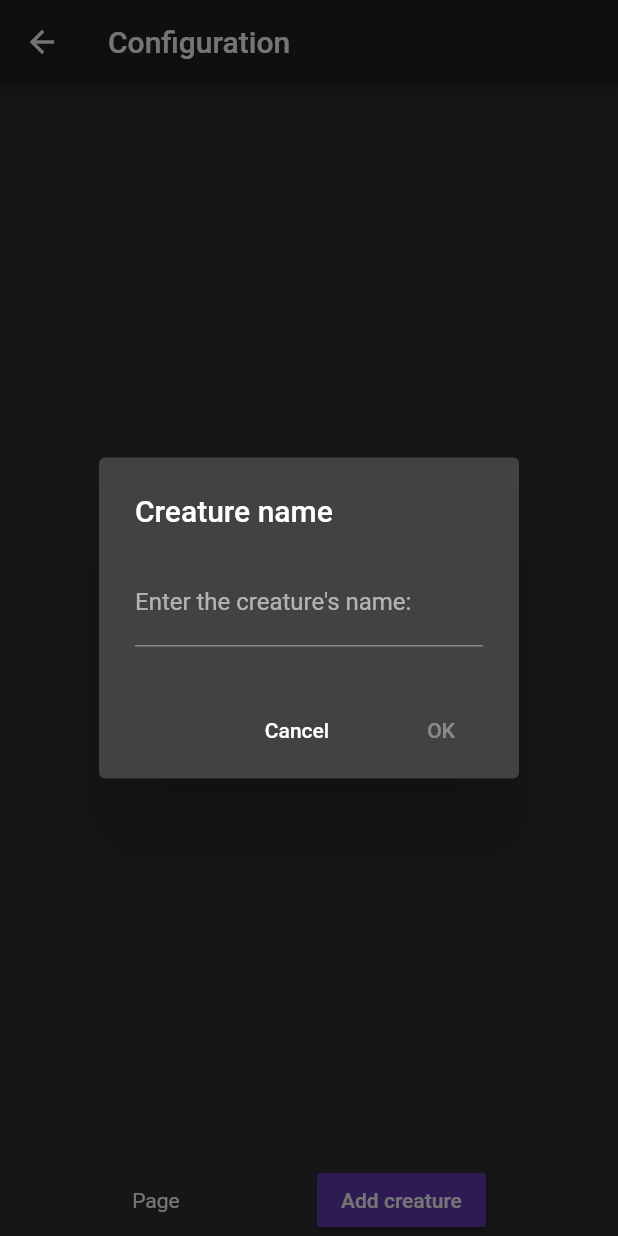
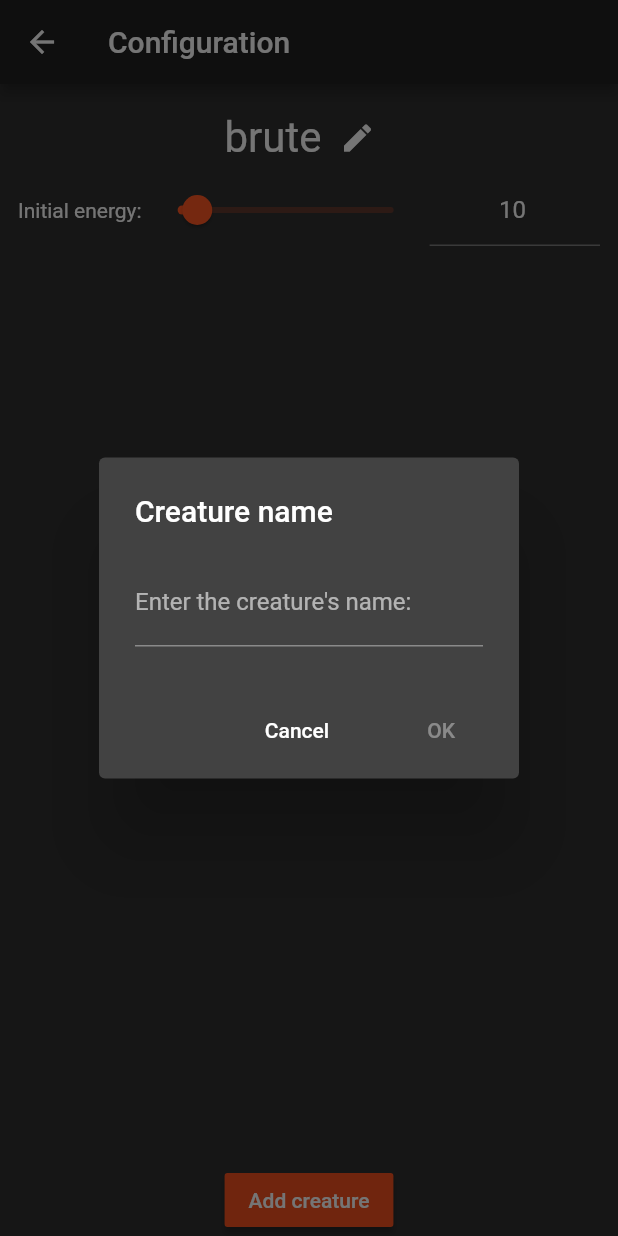
Before and after one commit to aakamenov/flutter_terra, a Flutter app: the ConfigurationPage screen opened by its route, after a tap on "Add creature", on a phone screen of 412 x 824 dp. Run offline on Flutter 3.47's test engine with Material 2 defaults, Android fonts, the phone set to English and light mode, and no system bars.

Commit message:
Start building the configuration page

```diff
--- a/lib/main.dart
+++ b/lib/main.dart
@@ -44,7 +44,7 @@ class MyApp extends StatelessWidget {
         title: 'Flutter Demo',
         theme: ThemeData(
           brightness: Brightness.dark,
-          primarySwatch: Colors.indigo,
+          primarySwatch: Colors.deepOrange
         ),
         routes: {
           Routes.simulationPage: (context) => SimulationPage(),
--- a/lib/models/creature.dart
+++ b/lib/models/creature.dart
@@ -20,7 +20,12 @@ class Creature {
   ///The creature's type. Must be a unique value for the terrarium.
   final String type;
   ///Energy level that a creature has at the start of its life.
-  final int initialEnergy;
+  int get initialEnergy => _initialEnergy;
+  set initialEnergy(int value) {
+    if(value <= maxEnergy)
+      _initialEnergy = value;
+  }
+  int _initialEnergy;
   ///Conversion ratio of food to energy.
   ///Food energy × efficiency = gained energy.
   final double efficiency;
@@ -49,7 +54,7 @@ class Creature {
   Creature({
     @required this.type,
     Color color,
-    this.initialEnergy = 50,
+    int initialEnergy = 50,
     this.efficiency = 0.7,
     this.size = 50,
     this.actionRadius = 1,
@@ -60,6 +65,7 @@ class Creature {
        assert(initialEnergy <= maxEnergy),
        assert(moveLevel >= 0.0 && moveLevel <= 1.0),
        assert(reproduceLevel >= 0.0 && reproduceLevel <= 1.0) {
+    _initialEnergy = initialEnergy;
     _energy = initialEnergy;
     _color = color ?? _generateRandomColor();
   }
--- a/lib/ui/pages/configuration_page.dart
+++ b/lib/ui/pages/configuration_page.dart
@@ -8,7 +8,6 @@ class ConfigurationPage extends StatelessWidget {
   @override
   Widget build(BuildContext context) {
     final terrarium = Provider.of<Terrarium>(context);
-    final creaturesCount = terrarium.registeredCreatures.length;
 
     return Scaffold(
       appBar: AppBar(
@@ -16,19 +15,15 @@ class ConfigurationPage extends StatelessWidget {
       ),
       body: PageView(
         children: <Widget>[
-          //for(var creature in terrarium.registeredCreatures)
-          //  CreatureConfig(creature)
+          for(var creature in terrarium.registeredCreatures)
+            CreatureConfig(creature)
         ]
       ),
       bottomNavigationBar: Container(
         child: Row(
           mainAxisAlignment: MainAxisAlignment.spaceEvenly,
           children: <Widget>[
-            if(creaturesCount > 0)
-              Text("Page "),
-
             RaisedButton(
-              color: Colors.deepPurple,
               child: Text("Add creature"),
               onPressed: () async {
                 final result = await RenameDialog.show(context);
--- a/lib/ui/pages/simulation_page.dart
+++ b/lib/ui/pages/simulation_page.dart
@@ -31,22 +31,34 @@ class SimulationPage extends StatelessWidget {
           mainAxisAlignment: MainAxisAlignment.spaceEvenly,
           children: <Widget>[
             RaisedButton(
-              color: Colors.deepPurple,
-              child: terrarium.isRunning ? Text("Stop") : Text("Start"),
+              color: terrarium.isRunning ? Colors.red : Colors.green,
+              child: _buildPlayButtonContent(terrarium.isRunning),
               onPressed: () {
                 terrarium.isRunning ? terrarium.stop() : terrarium.start(500);
               },
             ),
             RaisedButton(
-              color: Colors.deepPurple,
-              child: Text("Step"),
+              color: Colors.blueGrey,
+              child: Row(
+                mainAxisAlignment: MainAxisAlignment.spaceBetween,
+                children: <Widget>[
+                  Text("Step"),
+                  Icon(Icons.play_arrow)
+                ],
+              ),
               onPressed: terrarium.isRunning ? null : () {
                  terrarium.step();
               },
             ),
             RaisedButton(
-              color: Colors.deepPurple,
-              child: Text("Reset"),
+              color: Colors.red,
+              child: Row(
+                mainAxisAlignment: MainAxisAlignment.spaceBetween,
+                children: <Widget>[
+                  Text("Reset"),
+                  Icon(Icons.autorenew)
+                ],
+              ),
               onPressed: terrarium.isRunning ? null : () {
                 final distribution = HashMap<String, int>();
                 distribution['brute'] = 20;
@@ -60,4 +72,24 @@ class SimulationPage extends StatelessWidget {
       ),
     );
   }
+
+  Widget _buildPlayButtonContent(bool isRunning) {
+    if(isRunning) {
+      return Row(
+        mainAxisAlignment: MainAxisAlignment.spaceBetween,
+        children: <Widget>[
+          Text('Stop'),
+          Icon(Icons.stop)
+        ],
+      );
+    }
+
+    return Row(
+      mainAxisAlignment: MainAxisAlignment.spaceBetween,
+      children: <Widget>[
+        Text('Start'),
+        Icon(Icons.fast_forward)
+      ],
+    );
+  }
 }
--- a/lib/ui/widgets/creature_config.dart
+++ b/lib/ui/widgets/creature_config.dart
@@ -1,5 +1,6 @@
 import 'package:flutter/material.dart';
 import 'package:flutter_terra/models/terrarium.dart';
+import 'package:flutter_terra/ui/widgets/text_field_slider.dart';
 
 class CreatureConfig extends StatelessWidget {
   final Creature _creature;
@@ -8,6 +9,33 @@ class CreatureConfig extends StatelessWidget {
 
   @override
   Widget build(BuildContext context) {
-    return null;
+    return Padding(
+      padding: const EdgeInsets.all(12.0),
+      child: ListView(
+        children: <Widget>[
+          Row(
+            mainAxisAlignment: MainAxisAlignment.center,
+            children: <Widget>[
+              Text(_creature.type, textScaleFactor: 2.0),
+              IconButton(icon: Icon(Icons.edit), onPressed: () {})
+            ],
+          ),
+          Row(
+            mainAxisAlignment: MainAxisAlignment.center,
+            children: <Widget>[
+              Text('Initial energy:'),
+              TextFieldSlider(
+                initialValue: _creature.initialEnergy.toDouble(),
+                min: 1,
+                max: Creature.maxEnergy.toDouble(),
+                onChanged: (value) {
+                  _creature.initialEnergy = value.toInt();
+                }
+              )
+            ],
+          )
+        ],
+      ),
+    );
   }
 }
```
